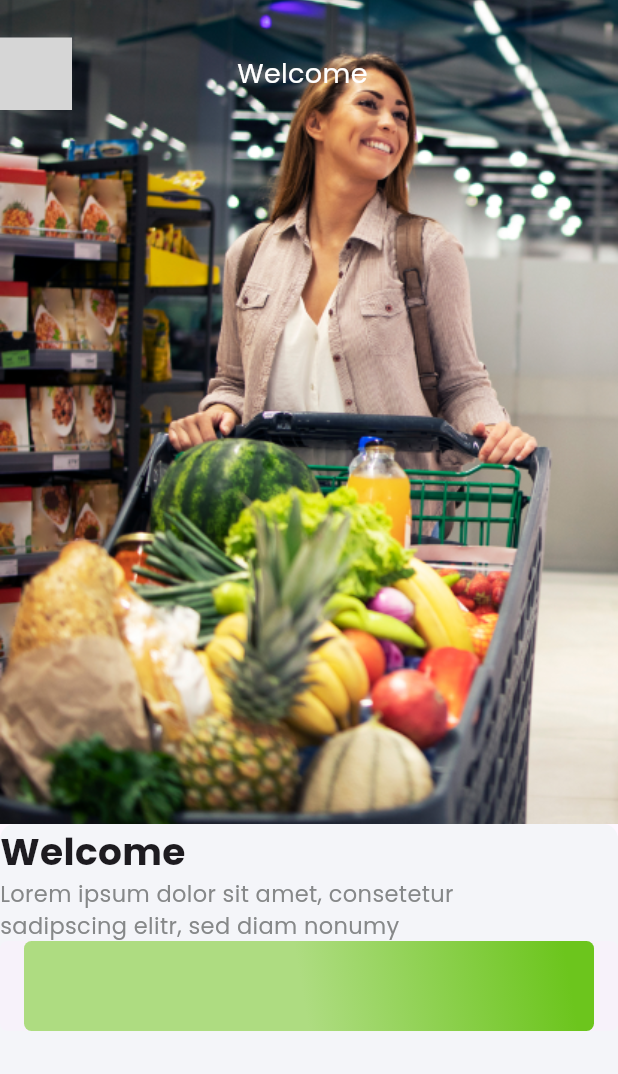
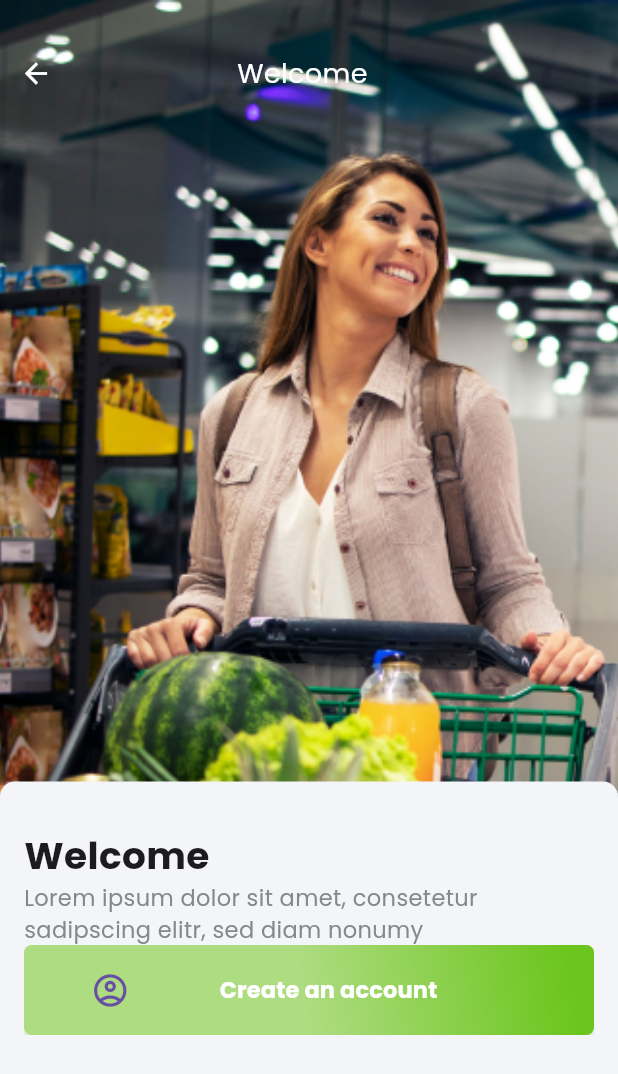
Before and after one commit to Alireza-Seif/Grocery-App, a Flutter app: the screen it shows after launch, on a phone screen of 412 x 824 dp. Shown: the top 1074 px of the screen. Run offline on Flutter 3.47's test engine with Material 3 defaults, Android fonts, the phone set to English and light mode, and no system bars; missing offline and left inert: dart:ffi; grey boxes are pictures that could not be loaded.

Commit message:
feat: add Create an account buttom

```diff
--- a/lib/components/buttons/auth_button.dart
+++ b/lib/components/buttons/auth_button.dart
@@ -1,10 +1,14 @@
+import 'dart:ffi';
+
 import 'package:flutter/material.dart';
 
+import '../../constants/themes/colors/app_colors.dart';
+
 class AuthButton extends StatelessWidget {
-  const AuthButton({super.key, required this.onPressedCallback, required this.buttonWidget});
+  final VoidCallback onPressedCallback;
 
-    final VoidCallback onPressedCallback;
-    final Widget buttonWidget;
+  const AuthButton({Key? key, required this.onPressedCallback})
+      : super(key: key);
 
   @override
   Widget build(BuildContext context) {
@@ -23,10 +27,17 @@ class AuthButton extends StatelessWidget {
             begin: Alignment(0.92, 0.0),
             end: Alignment(0.0, 1.0),
             colors: [
-              Color(0xFF6CC51D),
-              Color(0xFFAEDC81),
+              AppColors.primaryDark,
+              AppColors.primary, // AppColors.primary,
             ],
           ),
+          boxShadow: const [
+          BoxShadow(
+            color: Color.fromRGBO(108, 197, 29, 0.25),
+            blurRadius: 9,
+            offset: Offset(0, 10),
+          ),
+        ],
           borderRadius: BorderRadius.circular(5.0),
         ),
         child: Container(
@@ -35,7 +46,27 @@ class AuthButton extends StatelessWidget {
             maxWidth: 380.0,
             maxHeight: 60.0,
           ),
-          child: buttonWidget,
+          child: const Row(
+            mainAxisAlignment: MainAxisAlignment.center,
+            children: [
+              Icon(Icons.account_circle_outlined,size: 26,),
+              SizedBox(
+                width: 60,
+              ),
+              Text(
+                'Create an account',
+                style: TextStyle(
+                  color: Colors.white,
+                  fontSize: 15.0,
+                  fontFamily: 'Poppins',
+                  fontWeight: FontWeight.w600,
+                ),
+              ),
+              SizedBox(
+                width: 60,
+              ),
+            ],
+          ),
         ),
       ),
     );
--- a/lib/components/buttons/elevated_button.dart
+++ b/lib/components/buttons/elevated_button.dart
@@ -1,4 +1,6 @@
 import 'package:flutter/material.dart';
+
+import '../../constants/themes/colors/app_colors.dart';
 
 class CustomElevatedButton extends StatelessWidget {
   const CustomElevatedButton({super.key, required this.onPressedCallback});
@@ -22,8 +24,8 @@ class CustomElevatedButton extends StatelessWidget {
             begin: Alignment(0.92, 0.0),
             end: Alignment(0.0, 1.0),
             colors: [
-              Color(0xFF6CC51D),
-              Color(0xFFAEDC81),
+              AppColors.primaryDark,
+              AppColors.primary,
             ],
           ),
           borderRadius: BorderRadius.circular(5.0),
--- a/lib/screens/auth/auth_wdlcome.dart
+++ b/lib/screens/auth/auth_wdlcome.dart
@@ -1,14 +1,13 @@
-import 'package:big_cart/constants/langs/app_strings.dart';
-import 'package:big_cart/constants/themes/app_theme.dart';
-import 'package:big_cart/constants/themes/colors/app_colors.dart';
-import 'package:big_cart/screens/splash/splash_4.dart';
-import 'package:big_cart/widgets/back_button.dart';
 import 'package:flutter/material.dart';
+import 'package:grocery/screens/splash/splash_2.dart';
+
 
 import '../../components/buttons/auth_button.dart';
 import '../../constants/langs/app_strings.dart';
 import '../../constants/themes/app_theme.dart';
 import '../../constants/themes/colors/app_colors.dart';
+import '../../widgets/back_button.dart';
+import '../splash/splash_4.dart';
 
 class WelcomeScreen extends StatelessWidget {
   const WelcomeScreen({super.key});
@@ -16,18 +15,15 @@ class WelcomeScreen extends StatelessWidget {
   @override
   Widget build(BuildContext context) {
     return Scaffold(
-      body: Column(
-        children: [
-          Expanded(
-            flex: 2,
-            child: Container(
+      body: Container(
         decoration: const BoxDecoration(
           image: DecorationImage(
-                    image: AssetImage('assets/images/auth1.png'),
-                    fit: BoxFit.cover),
+              image: AssetImage('assets/images/auth1.png'), fit: BoxFit.cover),
         ),
-              child: const Center(
+        child: Center(
           child: Column(
+            children: [
+              const Column(
                 crossAxisAlignment: CrossAxisAlignment.center,
                 children: [
                   SizedBox(height: 25),
@@ -45,32 +41,42 @@ class WelcomeScreen extends StatelessWidget {
                   ),
                 ],
               ),
-              ),
-            ),
+              const SizedBox(
+                height: 448,
               ),
               Expanded(
-              flex: 1,
                 child: Container(
+                  padding: const EdgeInsets.fromLTRB(16, 31, 16, 39),
                   decoration: const BoxDecoration(
                       color: AppColors.background2,
                       borderRadius: BorderRadius.only(
                           topLeft: Radius.circular(10),
                           topRight: Radius.circular(10))),
-                  child: const Column(
+                  child:   Column(
                     crossAxisAlignment: CrossAxisAlignment.stretch,
                     children: [
-                      Text(
+                      const Text(
                         'Welcome',
                         style: MyTextStyles.titleStyle3,
                       ),
-                      Text(
+                      const Text(
                         AppString.forgotPasswordText,
                         style: MyTextStyles.bodyText,
                       ),
-                      AuthButton(onPressedCallback: () {  },buttonWidget: Row()),
+                      AuthButton(onPressedCallback: () {
+                    Navigator.pushReplacement(
+                      context,
+                      MaterialPageRoute(
+                          builder: (context) => const SplashScreen2()),
+                    );
+                  },),
                     ],
-                  )))
+                  ),
+                ),
+              ),
             ],
+          ),
+        ),
       ),
     );
   }
```
Lines whose indentation alone changed are shown as unchanged.
